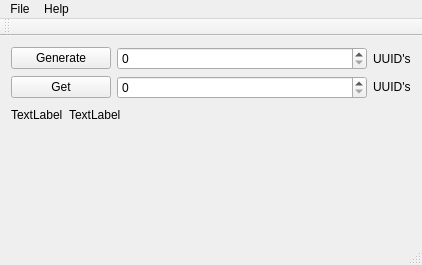
Old version of the form Source/UUIDer/UUIDerMainWindow.ui in the repository yxbh/UUIDer.
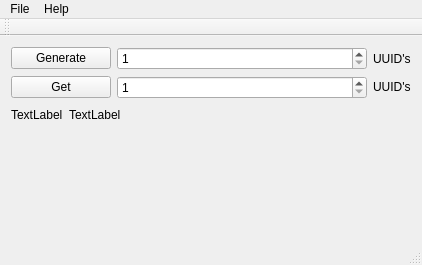
New version of the form.

Patch:
```diff
--- a/Source/UUIDer/UUIDerMainWindow.ui
+++ b/Source/UUIDer/UUIDerMainWindow.ui
@@ -63,6 +63,12 @@
               <height>0</height>
              </size>
             </property>
+            <property name="minimum">
+             <number>1</number>
+            </property>
+            <property name="maximum">
+             <number>1000</number>
+            </property>
            </widget>
           </item>
           <item>
@@ -111,6 +117,12 @@
             <verstretch>0</verstretch>
            </sizepolicy>
           </property>
+          <property name="minimum">
+           <number>1</number>
+          </property>
+          <property name="maximum">
+           <number>50</number>
+          </property>
          </widget>
         </item>
         <item>
```
Left out of the diff: 13 changed lines with no effect on the pictures.
